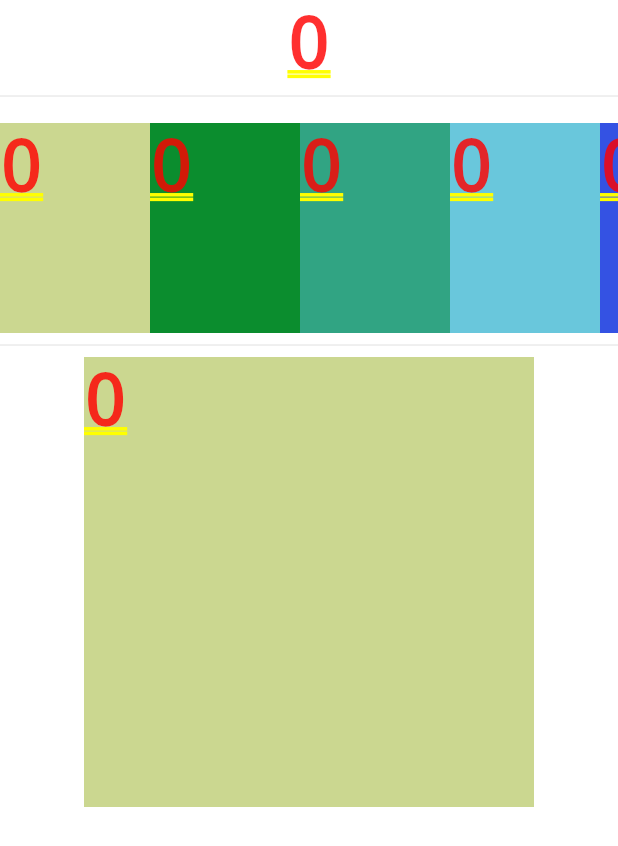
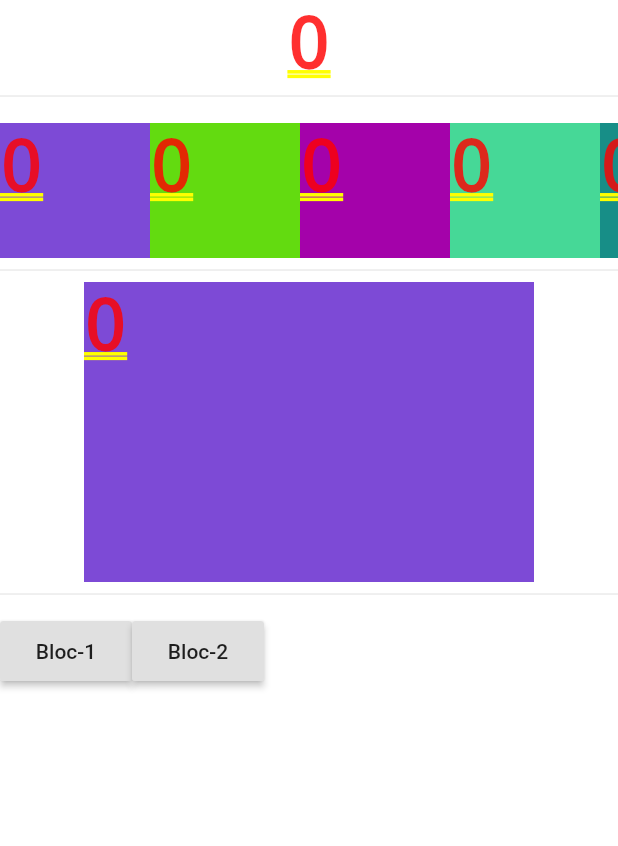
Before and after one commit to robinbakkerus/flutter_state_mgmgt, a Flutter app: the screen it shows after launch, after a tap on an icon or button, on a phone screen of 412 x 824 dp. Shown: the top 846 px of the screen. Run offline on Flutter 3.47's test engine with Material 2 defaults, Android fonts, the phone set to English and light mode, and no system bars; our stand-ins replace event_bus.

Commit message:
add extra bloc

```diff
--- a/lib/bloc/cards_bloc.dart
+++ b/lib/bloc/cards_bloc.dart
@@ -4,45 +4,77 @@ import 'package:state_mgmt/card/card_widget.dart';
 import 'package:state_mgmt/card/card_data.dart';
 import 'package:state_mgmt/events/card_events.dart';
 
-/**
- * Imo it is good practise to provide an interface for your BloC, even though currently there is only one implementation.
- * This abstract class interface also takes care that there is only 1 instance.
- */
-abstract class CardsBloc {
-  List<CardWg> fetchAllCards();
-  CardWg fetchDetailCard();
-  num totalScore();
+class CardsBlocFactory {
+  static CardsBlocFactory _singleton = new CardsBlocFactory._internal();
+  List<CardBloc> cardBlocs;
 
-  static CardsBloc _singleton;
+  factory CardsBlocFactory() {
+    return _singleton;
+  }
 
-  factory CardsBloc() {
-    if (_singleton==null) {
-      _singleton = _CardsBlocImpl();
-    }
-    return _singleton;
+  CardsBlocFactory._internal() {
+    cardBlocs = List();
+    cardBlocs.add(_CardsBlocImpl1('Bloc-1'));
+    cardBlocs.add(_CardsBlocImpl2('Bloc-2'));
+    CardEvents.onActivateBloc(_onActivateBloc);
+  }
+
+  void _onActivateBloc(ActivateBlocEvent event) {
+    cardBlocs.forEach((cb) {
+      (cb.blocName == event.blocName) ? cb.activate() : cb.deActivate();
+    });
   }
 }
 
-/**
- * The implementation. No special extends needed apart the interface from above.
- */
-class _CardsBlocImpl implements CardsBloc {
-  _CardsBlocImpl() {
-    _allCards = _buildCards();
+//----------
+abstract class CardBloc {
+  CardBloc(this.blocName, this.active) {
+    CardBloc._allCards = _buildCards();
+    CardEvents.fireUpdateCards(
+        CardBloc._allCards, CardBloc._detailCard, _calcTotalScore());
     CardEvents.onCardTabbed(_onCardTabbed);
+    CardEvents.onCardsSetup(_onCardsSetup);
   }
 
-  final Random _rnd = Random(100);
-  List<CardWg> _allCards = List();
-  CardWg _detailCard;
+  static final Random _rnd = Random(100);
+  static List<CardWg> _allCards = List();
+  static CardWg _detailCard;
 
+  bool active;
+  final String blocName;
 
-  //--- public api
-  List<CardWg> fetchAllCards() => _allCards;
-  CardWg fetchDetailCard() => _detailCard;
-  num totalScore() => _calcTotalScore();
+  // These are abstract methods
+  void _incScore(num cardNr);
 
-  //--- private methods
+  /*
+   * each time a card is clicked (either a top or detail card), via the eventbus, this function is triggered.
+   * based on the 'isDetail' property we know what type was clicked and different actions can be performed.
+   */
+  void _onCardTabbed(CardEvent event) {
+    if (!this.active) return;
+
+    CardData cd = event.cardData;
+    if (cd.isDetail) {
+      _incScore(event.cardData.nr);
+    } else {
+      CardWg cw = _findCard(event.cardData.nr);
+      CardBloc._detailCard = CardWg(CardData.clone(cw.cardData));
+      CardBloc._detailCard.cardData.isDetail = true;
+    }
+    //we trigger 2 events, one for the gui and one for the cards.
+    CardEvents.fireUpdateCards(
+        CardBloc._allCards, CardBloc._detailCard, _calcTotalScore());
+    CardEvents.fireCardSetState(CardBloc._detailCard.cardData);
+  }
+
+  void _onCardsSetup(CardSetupEvent event) => _fireCards();
+
+  void activate() => active = true;
+  void deActivate() => active = false;
+
+  void _fireCards() => CardEvents.fireUpdateCards(
+      CardBloc._allCards, CardBloc._detailCard, _calcTotalScore());
+
   List<CardWg> _buildCards() {
     List<CardWg> items = List();
     for (var i = 0; i < 10; i++) {
@@ -50,32 +82,6 @@ class _CardsBlocImpl implements CardsBloc {
       items.add(CardWg(CardData(i, 0, c, false)));
     }
     return items;
-  }
-
-  /**
-   * each time a card is clicked (either a top or detail card), via the eventbus, this function is triggered.
-   * based on the 'isDetail' property we know what type was clicked and different actions can be performed.
-   */
-  void _onCardTabbed(CardEvent event) {
-    CardData cd = event.cardData;
-    if (cd.isDetail) {
-      _incScore(event.cardData.nr);
-    } else {
-      CardWg cw = _findCard(event.cardData.nr);
-      _detailCard = CardWg(CardData.clone(cw.cardData));
-      _detailCard.cardData.isDetail = true;
-    }
-    //we trigger 2 events, one for the gui and one for the cards.
-    CardEvents.fireUpdateCards(_detailCard.cardData);
-    CardEvents.fireCardSetState(_detailCard.cardData);
-  }
-
-  void _incScore(num cardNr) {
-    var cw = _findCard(cardNr);
-    if (cw != null) {
-      cw.cardData.score += 1;
-      _detailCard.cardData.score = cw.cardData.score;
-    }
   }
 
   CardWg _findCard(num cardNr) =>
@@ -89,3 +95,31 @@ class _CardsBlocImpl implements CardsBloc {
 
   int _color() => _rnd.nextInt(255);
 }
+
+//--------
+class _CardsBlocImpl1 extends CardBloc {
+  _CardsBlocImpl1(String name) : super(name, true);
+
+  @override
+  void _incScore(num cardNr) {
+    var cw = _findCard(cardNr);
+    if (cw != null) {
+      cw.cardData.score += 1;
+      CardBloc._detailCard.cardData.score = cw.cardData.score;
+    }
+  }
+}
+
+//--------
+class _CardsBlocImpl2 extends CardBloc {
+  _CardsBlocImpl2(String name) : super(name, false);
+
+  @override
+  void _incScore(num cardNr) {
+    var cw = _findCard(cardNr);
+    if (cw != null) {
+      cw.cardData.score += 2;
+      CardBloc._detailCard.cardData.score = cw.cardData.score;
+    }
+  }
+}
--- a/lib/card/card_widget.dart
+++ b/lib/card/card_widget.dart
@@ -39,7 +39,7 @@ class _CardWgState extends State<CardWg> with AutomaticKeepAliveClientMixin {
   void _handleEvent(CardSetStateEvent event) {
     if (mounted) {
       setState(() {
-        if (widget.cardData.detail || event.cardData.nr == widget.cardData.nr ) {
+        if (widget.cardData.isDetail || event.cardData.nr == widget.cardData.nr ) {
           _score = event.cardData.score;
         }
       });
--- a/lib/events/card_events.dart
+++ b/lib/events/card_events.dart
@@ -1,7 +1,8 @@
 import 'package:event_bus/event_bus.dart';
 import 'package:state_mgmt/card/card_data.dart';
+import 'package:state_mgmt/card/card_widget.dart';
 
-/**
+/*
  * All Card Events are maintainded here.
  */
 class CardEvent {
@@ -13,12 +14,22 @@ class CardTabbedEvent extends CardEvent {
   CardTabbedEvent(CardData card) : super(card);
 }
 
-class CardsUpdatedEvent extends CardEvent {
-  CardsUpdatedEvent(CardData card) : super(card);
+class CardsUpdatedEvent {
+  CardsUpdatedEvent(this.allCards, this.detailCard, this.totalScore);
+  final List<CardWg> allCards;
+  final CardWg detailCard;
+  final num totalScore;
 }
 
 class CardSetStateEvent extends CardEvent {
   CardSetStateEvent(CardData card) : super(card);
+}
+
+class CardSetupEvent {}
+
+class ActivateBlocEvent {
+  ActivateBlocEvent(this.blocName);
+  final String blocName;
 }
 
 class CardEvents {
@@ -27,20 +38,33 @@ class CardEvents {
   // Only needed if clients want all EventBus functionality.
   // static EventBus ebus() => _sEventBus;
 
-  /**
- * The methods below are just convenience shortcuts to make it easier for the client to use.
- */
+  /*
+  * The methods below are just convenience shortcuts to make it easier for the client to use.
+  */
   static void fireCardTabbed(CardData card) =>
       _sEventBus.fire(new CardTabbedEvent(card));
-  static void fireUpdateCards(CardData card) =>
-      _sEventBus.fire(new CardsUpdatedEvent(card));
+  static void fireUpdateCards(
+          List<CardWg> allCards, CardWg detailCard, num totalScore) =>
+      _sEventBus.fire(new CardsUpdatedEvent(allCards, detailCard, totalScore));
   static void fireCardSetState(CardData card) =>
       _sEventBus.fire(new CardSetStateEvent(card));
+  static void fireCardSetup() => _sEventBus.fire(new CardSetupEvent());
+  static void fireActivateBloc(String blocName) => _sEventBus.fire(new ActivateBlocEvent(blocName));
+
   static void onCardTabbed(OnCardTabbedFunc func) =>
       _sEventBus.on<CardTabbedEvent>().listen((event) => func(event));
   static void onCardSetState(OnCardSetStateFunc func) =>
       _sEventBus.on<CardSetStateEvent>().listen((event) => func(event));
+  static void onCardsUpdated(OnCardsUpdatedFunc func) =>
+      _sEventBus.on<CardsUpdatedEvent>().listen((event) => func(event));
+  static void onCardsSetup(OnCardsSetupFunc func) =>
+      _sEventBus.on<CardSetupEvent>().listen((event) => func(event));
+  static void onActivateBloc(OnActivateBlocFunc func) =>
+      _sEventBus.on<ActivateBlocEvent>().listen((event) => func(event));
 }
 
 typedef void OnCardTabbedFunc(CardTabbedEvent event);
 typedef void OnCardSetStateFunc(CardSetStateEvent event);
+typedef void OnCardsUpdatedFunc(CardsUpdatedEvent event);
+typedef void OnCardsSetupFunc(CardSetupEvent event);
+typedef void OnActivateBlocFunc(ActivateBlocEvent event);
--- a/lib/main.dart
+++ b/lib/main.dart
@@ -4,6 +4,7 @@ import 'package:state_mgmt/card/card_widget.dart';
 import 'package:state_mgmt/events/card_events.dart';
 
 void main() {
+
   return runApp(new MyApp());
 }
 
@@ -23,11 +24,15 @@ class ListDisplay extends StatefulWidget {
 
 class _ListDisplay extends State<ListDisplay> {
   final TextEditingController eCtrl = new TextEditingController();
-  final CardsBloc _cardsBloc = CardsBloc();
+  List<CardBloc> _cardBlocs = CardsBlocFactory().cardBlocs;
+
   num _totalScore = 0;
+  List<CardWg> _allCards = List();
+  CardWg _detailCard;
 
   _ListDisplay() {
-    CardEvents.onCardTabbed((e) => _fetchTotalScore());
+    CardEvents.onCardsUpdated((e) => _onCardsUpdated(e));
+    CardEvents.fireCardSetup();
   }
 
   @override
@@ -38,43 +43,52 @@ class _ListDisplay extends State<ListDisplay> {
         Divider(),
         Container(
             padding: EdgeInsets.only(top: 10),
-            height: 150,
+            height: 100,
             child: new ListView.builder(
                 scrollDirection: Axis.horizontal,
-                itemCount: _getAllCards().length,
+                itemCount: _allCards.length,
                 itemBuilder: (BuildContext context, int index) {
                   return SizedBox(
                       width: 100,
-                      child: StatefulBuilder(
-                        builder: (BuildContext context, StateSetter setState) {
-                        return _getAllCards()[index];
+                      child: StatefulBuilder(builder:
+                          (BuildContext context, StateSetter setState) {
+                        return _allCards[index];
                       }));
                 })),
         Divider(),
         Container(
-            height: 300,
-            child: _getDetailCard() == null
+            height: 200,
+            child: _detailCard == null
                 ? Text("...")
                 : SizedBox(
                     height: 300,
                     width: 300,
                     child: StatefulBuilder(
                         builder: (BuildContext context, StateSetter setState) {
-                      return _getDetailCard();
-                    })))
+                      return _detailCard;
+                    }))),
+        Divider(),
+        Container(
+            padding: EdgeInsets.only(top: 10),
+            height: 50,
+            child: new ListView.builder(
+                scrollDirection: Axis.horizontal,
+                itemCount: _cardBlocs.length,
+                itemBuilder: (BuildContext context, int index) {
+                  return RaisedButton(
+                      child: Text(_cardBlocs[index].blocName),
+                      onPressed: () => CardEvents.fireActivateBloc(_cardBlocs[index].blocName),
+                      );
+                })),
       ],
     );
   }
 
-  void _fetchTotalScore() {
+  void _onCardsUpdated(CardsUpdatedEvent event) {
     setState(() {
-      _totalScore = _cardsBloc.totalScore();
+      _allCards = event.allCards;
+      _detailCard = event.detailCard;
+      _totalScore = event.totalScore;
     });
-  //   if (_getDetailCard() != null) {
-  //     CardEvents.fireCardSetState(_getDetailCard().cardData);
-  //   }
   }
-
-  List<CardWg> _getAllCards() => _cardsBloc.fetchAllCards();
-  CardWg _getDetailCard() => _cardsBloc.fetchDetailCard();
 }
```
